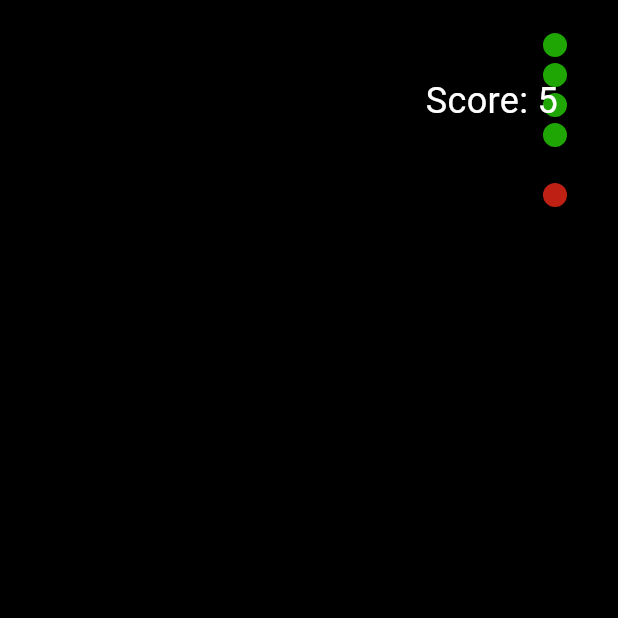
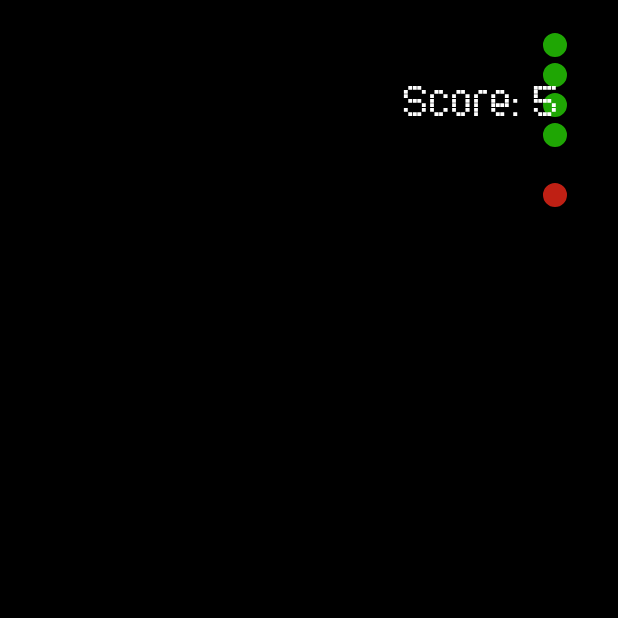
Before and after one commit to prathmesh-d-glitch/Snake-game, a Flutter app: the screen it shows after launch, after a tap on "Easy", on a phone screen of 412 x 824 dp, the top half of it. Run offline on Flutter 3.47's test engine with Material 3 defaults, Android fonts, the phone set to English and light mode, and no system bars.

Commit message:
minor update

```diff
--- a/lib/game.dart
+++ b/lib/game.dart
@@ -376,7 +376,7 @@ class _GamePageState extends State<GamePage> {
       right: 40.0,
       child: Text(
         "Score: " + score.toString(),
-        style: const TextStyle(fontSize: 24.0, color: Colors.white),
+        style: const TextStyle(fontSize: 24.0, fontFamily: 'PixelFont', color: Colors.white),
       ),
     );
   }
```
